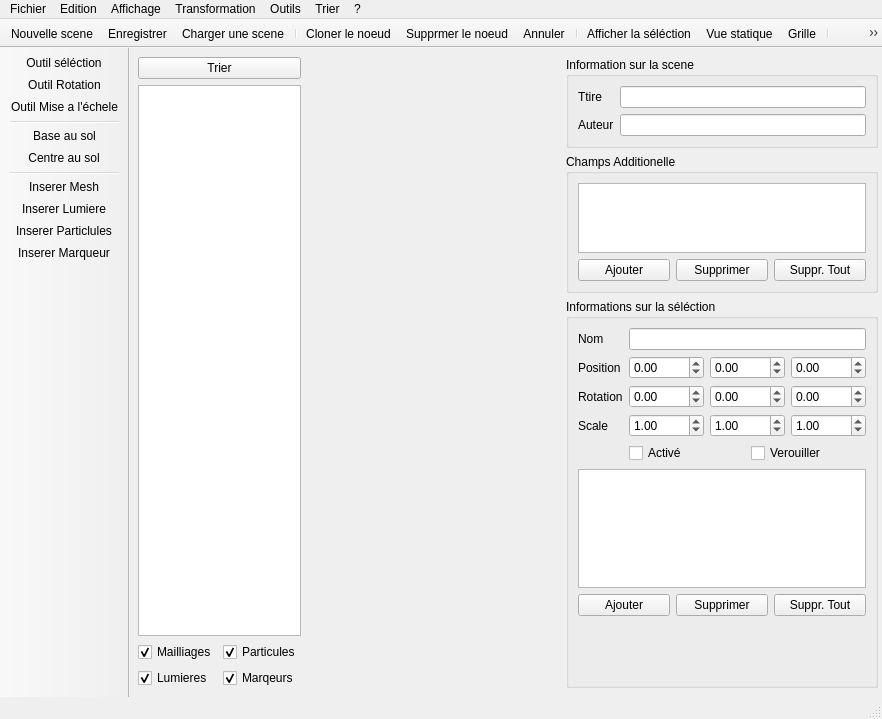
The window that sources/interface.ui (b4n92uid/theball-editor) describes before a commit, drawn with Qt 5.
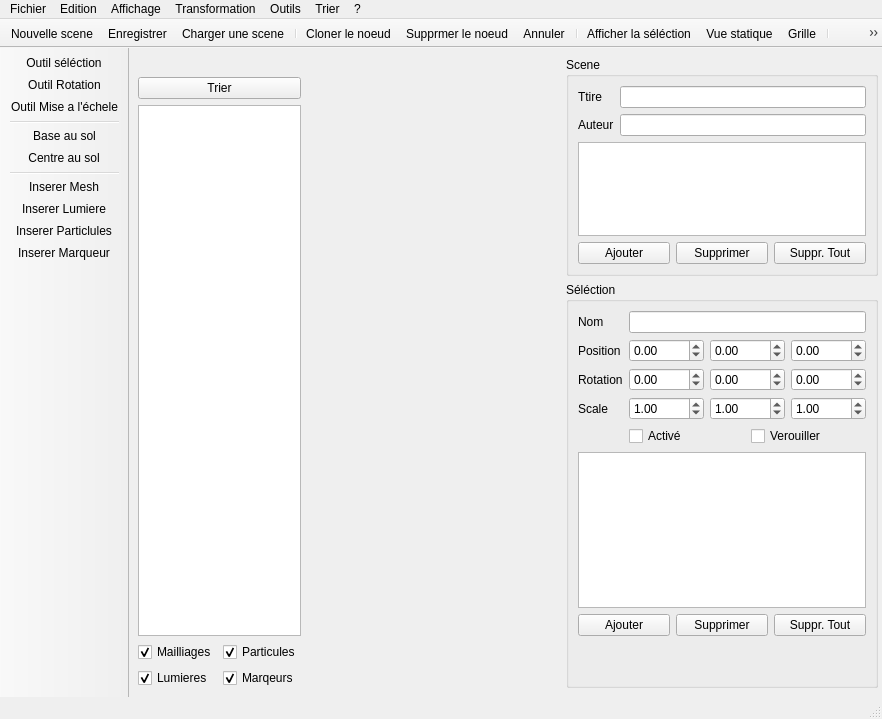
The same window after the commit. Icons and pictures are not drawn. Custom widgets are drawn as their Qt base class.

```diff
--- a/sources/interface.ui
+++ b/sources/interface.ui
@@ -36,6 +36,25 @@
     </property>
     <item>
      <layout class="QVBoxLayout" name="verticalLayout_2">
+      <item>
+       <widget class="QLabel" name="gen_information">
+        <property name="sizePolicy">
+         <sizepolicy hsizetype="Expanding" vsizetype="Preferred">
+          <horstretch>0</horstretch>
+          <verstretch>0</verstretch>
+         </sizepolicy>
+        </property>
+        <property name="text">
+         <string/>
+        </property>
+        <property name="scaledContents">
+         <bool>true</bool>
+        </property>
+        <property name="wordWrap">
+         <bool>true</bool>
+        </property>
+       </widget>
+      </item>
       <item>
        <widget class="QPushButton" name="node_list_sort">
         <property name="text">
@@ -104,7 +123,7 @@
       <item>
        <widget class="QGroupBox" name="groupBox_3">
         <property name="title">
-         <string>Information sur la scene</string>
+         <string>Scene</string>
         </property>
         <layout class="QFormLayout" name="formLayout_8">
          <property name="fieldGrowthPolicy">
@@ -136,16 +155,7 @@
          <item row="1" column="1">
           <widget class="QLineEdit" name="gen_author"/>
          </item>
-        </layout>
-       </widget>
-      </item>
-      <item>
-       <widget class="QGroupBox" name="groupBox_2">
-        <property name="title">
-         <string>Champs Additionelle</string>
-        </property>
-        <layout class="QVBoxLayout" name="verticalLayout">
-         <item>
+         <item row="2" column="0" colspan="2">
           <widget class="QTreeView" name="gen_additional">
            <property name="maximumSize">
             <size>
@@ -155,7 +165,7 @@
            </property>
           </widget>
          </item>
-         <item>
+         <item row="3" column="0" colspan="2">
           <layout class="QHBoxLayout" name="horizontalLayout_28">
            <item>
             <widget class="QPushButton" name="gen_addfield">
@@ -198,9 +208,9 @@
       <item>
        <widget class="QGroupBox" name="groupBox_4">
         <property name="title">
-         <string>Informations sur la séléction</string>
+         <string>Séléction</string>
         </property>
-        <layout class="QVBoxLayout" name="verticalLayout_6" stretch="1,2,0,0,0">
+        <layout class="QVBoxLayout" name="verticalLayout_6" stretch="1,2,0,0">
          <item>
           <layout class="QFormLayout" name="formLayout_2">
            <property name="fieldGrowthPolicy">
@@ -223,27 +233,6 @@
              </property>
             </widget>
            </item>
-           <item row="5" column="1">
-            <layout class="QHBoxLayout" name="horizontalLayout_31">
-             <item>
-              <widget class="QCheckBox" name="node_enable">
-               <property name="text">
-                <string>Activé</string>
-               </property>
-              </widget>
-             </item>
-             <item>
-              <widget class="QCheckBox" name="node_lock">
-               <property name="text">
-                <string>Verouiller</string>
-               </property>
-               <property name="tristate">
-                <bool>true</bool>
-               </property>
-              </widget>
-             </item>
-            </layout>
-           </item>
            <item row="1" column="0">
             <widget class="QLabel" name="label">
              <property name="text">
@@ -405,6 +394,27 @@
              </item>
             </layout>
            </item>
+           <item row="4" column="1">
+            <layout class="QHBoxLayout" name="horizontalLayout_31">
+             <item>
+              <widget class="QCheckBox" name="node_enable">
+               <property name="text">
+                <string>Activé</string>
+               </property>
+              </widget>
+             </item>
+             <item>
+              <widget class="QCheckBox" name="node_lock">
+               <property name="text">
+                <string>Verouiller</string>
+               </property>
+               <property name="tristate">
+                <bool>true</bool>
+               </property>
+              </widget>
+             </item>
+            </layout>
+           </item>
           </layout>
          </item>
          <item>
@@ -460,13 +470,6 @@
            </property>
           </spacer>
          </item>
-         <item>
-          <widget class="QLabel" name="gen_information">
-           <property name="text">
-            <string/>
-           </property>
-          </widget>
-         </item>
         </layout>
        </widget>
       </item>
```
Left out of the diff: 15 changed lines with no effect on the pictures.
